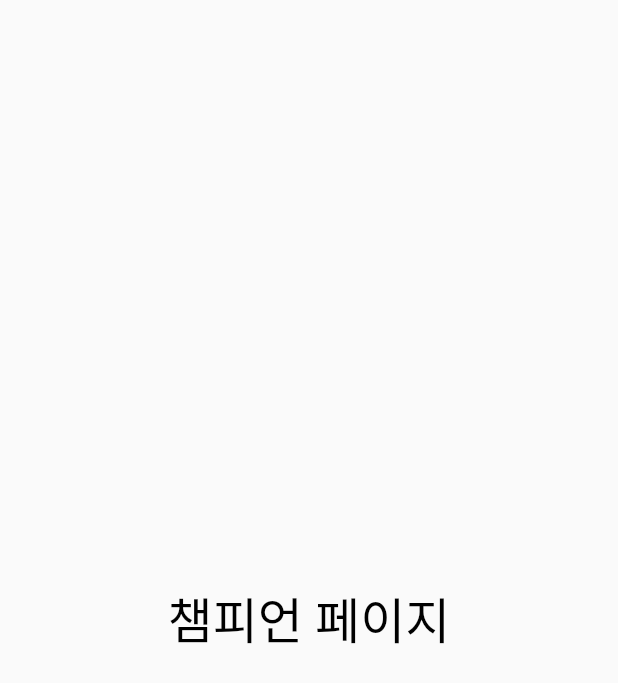
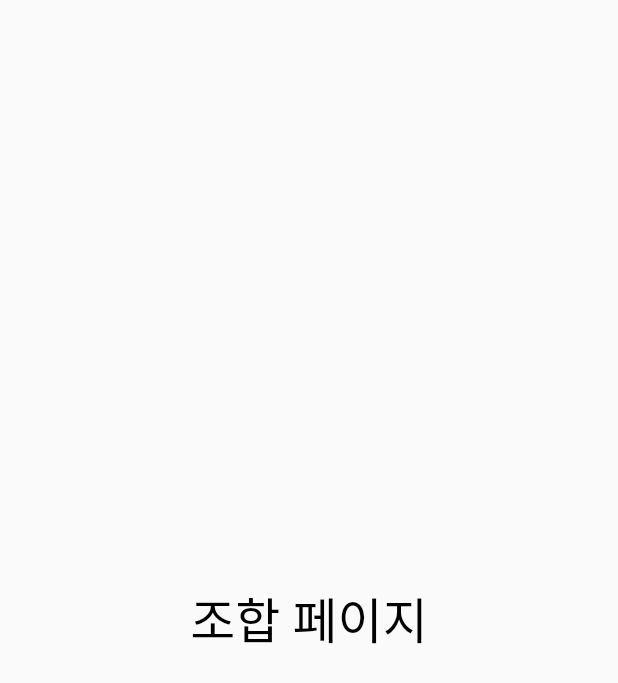
Before and after one commit to Lovingcats/PLZ_SET_WARD-APP, a Flutter app: the Combination screen opened directly, on a phone screen of 412 x 824 dp. Shown: the top 683 px of the screen. Run offline on Flutter 3.47's test engine with Material 2 defaults, Android fonts, the phone set to English and light mode, and no system bars; our stand-ins replace carousel_slider, flutter_screenutil, smooth_page_indicator, stylish_bottom_bar.

Commit message:
[UPDATE] text

```diff
--- a/lib/screens/bottombar/combination.dart
+++ b/lib/screens/bottombar/combination.dart
@@ -14,7 +14,7 @@ class _CombinationState extends State<Combination> {
     return Scaffold(
       appBar: null,
       body: Center(
-        child: Text("챔피언 페이지", style: TextStyle(fontSize: 30.sp, color: Colors.black),),
+        child: Text("조합 페이지", style: TextStyle(fontSize: 30.sp, color: Colors.black),),
       )
     );
   }
```
